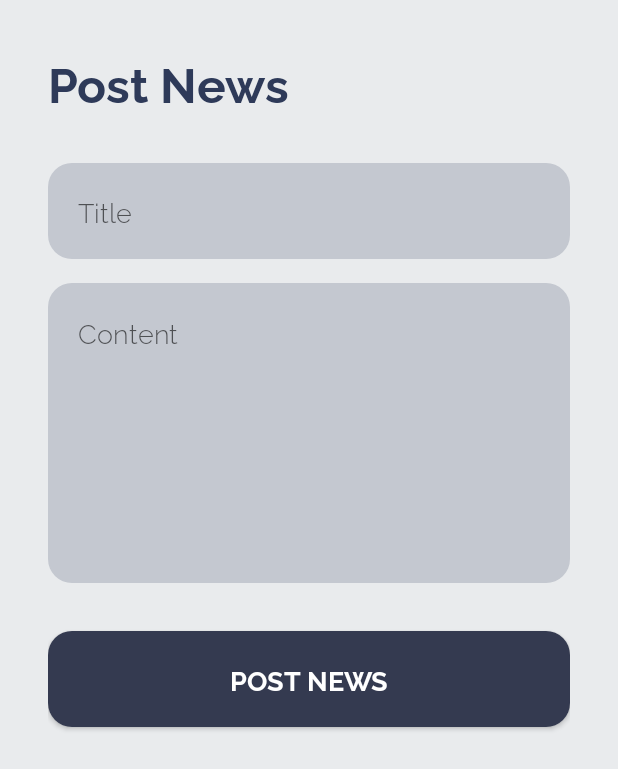
After one commit to Sid1332/FBLAConnect, an Android app built with Jetpack Compose: the fragment PostNewsFragment shown on its own in the app's theme, on a phone screen of 412 x 824 dp. The commit adds this screen. Shown: the top 769 px of the screen. Run offline under Robolectric (Android 15) with nearby library versions, the phone set to English and light mode, and no system bars; our stand-ins replace Firebase (no records; nobody signed in at launch, a user with empty details on screens opened directly); 1 statement that could not run was skipped.

Commit message:
Added a new page to post news updates and implemented the display of said updates based on current organization

```diff
--- a/app/src/main/AndroidManifest.xml
+++ b/app/src/main/AndroidManifest.xml
@@ -35,7 +35,7 @@
 
         <!-- Add Event Activity -->
         <activity
-            android:name=".AddEventActivity"
+            android:name=".AddEventFragment"
             android:exported="false"
             android:theme="@style/Theme.FblaConnectV2" />
 
--- a/app/src/main/java/com/centrevillehs/fblaconnectv2/AddEventActivity.kt
+++ b/app/src/main/java/com/centrevillehs/fblaconnectv2/AddEventFragment.kt
@@ -11,11 +11,7 @@ import android.widget.Toast
 import androidx.fragment.app.Fragment
 import java.util.*
 
-/**
- * Note: Despite the "Activity" name for consistency, this class is a Fragment
- * to allow it to be hosted inside MainActivity while keeping the top/bottom bars.
- */
-class AddEventActivity : Fragment() {
+class AddEventFragment : Fragment() {
 
     override fun onCreateView(
         inflater: LayoutInflater, container: ViewGroup?,
--- /dev/null
+++ b/app/src/main/java/com/centrevillehs/fblaconnectv2/PostNewsFragment.kt
@@ -0,0 +1,74 @@
+package com.centrevillehs.fblaconnectv2
+
+import android.os.Bundle
+import android.util.Log
+import android.view.LayoutInflater
+import android.view.View
+import android.view.ViewGroup
+import android.widget.Button
+import android.widget.EditText
+import android.widget.Toast
+import androidx.appcompat.app.AppCompatActivity
+import androidx.fragment.app.Fragment
+import com.google.firebase.firestore.FieldValue
+import com.google.firebase.firestore.FirebaseFirestore
+
+class PostNewsFragment : Fragment() {
+    val db = FirebaseFirestore.getInstance()
+
+
+    override fun onCreateView(
+        inflater: LayoutInflater, container: ViewGroup?,
+        savedInstanceState: Bundle?
+    ): View? {
+        val view = inflater.inflate(R.layout.activity_post_news, container, false)
+
+        val editNewsTitle = view.findViewById<EditText>(R.id.editNewsTitle)
+        val editNewsContent = view.findViewById<EditText>(R.id.editNewsContent)
+        val btnPostNews = view.findViewById<Button>(R.id.btnPostNews)
+
+        btnPostNews.setOnClickListener {
+            val title = editNewsTitle.text.toString().trim()
+            val content = editNewsContent.text.toString().trim()
+
+            if (title.isEmpty() || content.isEmpty()) {
+                Toast.makeText(requireContext(), "Please fill in all fields", Toast.LENGTH_SHORT).show()
+            } else {
+                val docReference = db.collection("news").document()
+                val prefs = requireActivity().getSharedPreferences("FBLAPrefs", AppCompatActivity.MODE_PRIVATE)
+                val memberID = prefs.getString("memberID", "") ?: ""
+//                val organizationId = db.collection("users").whereEqualTo("UserId", memberID).limit(1).get().result.documents[0].getString("OrganizationId") ?: ""
+//                val organizationId =   db.collection("Organizations").whereArrayContains("adminIds", memberID).limit(1).get().result.documents[0].id
+                db.collection("Organizations").whereArrayContains("adminIds", memberID).limit(1).get().addOnSuccessListener {
+                    val organizationId = it.documents[0].id
+
+                    val newsData = mapOf(
+                        "userId" to memberID,
+                        "title" to title,
+                        "content" to content,
+                        "createdAt" to FieldValue.serverTimestamp(),
+                        "organizationId" to organizationId
+                    )
+
+                    docReference.set(newsData).addOnSuccessListener {
+                        Log.d("NEWS_POST", "News created successfully")
+                    }.addOnFailureListener { e ->
+                        Log.e("NEWS_POST", "Failed to create news", e)
+                    }
+                }.addOnFailureListener {
+                    Log.e("NEWS_POST", "Failed to update organizationId", it)
+                }
+
+
+
+
+                Toast.makeText(requireContext(), "News Posted: $title", Toast.LENGTH_LONG).show()
+
+                // Return to Dashboard
+                (activity as? MainActivity)?.showDashboardView()
+            }
+        }
+
+        return view
+    }
+}
--- /dev/null
+++ b/app/src/main/res/layout/activity_post_news.xml
@@ -0,0 +1,71 @@
+<?xml version="1.0" encoding="utf-8"?>
+<LinearLayout xmlns:android="http://schemas.android.com/apk/res/android"
+    android:layout_width="match_parent"
+    android:layout_height="match_parent"
+    android:background="@color/welcome_bg"
+    android:orientation="vertical"
+    android:padding="32dp">
+
+    <TextView
+        android:layout_width="wrap_content"
+        android:layout_height="wrap_content"
+        android:fontFamily="@font/raleway"
+        android:text="Post News"
+        android:textColor="@color/text_grey_dark"
+        android:textSize="32sp"
+        android:textStyle="bold"
+        android:layout_marginBottom="32dp" />
+
+    <!-- News Title -->
+    <LinearLayout
+        android:layout_width="match_parent"
+        android:layout_height="64dp"
+        android:background="@drawable/login_input_background"
+        android:gravity="center_vertical"
+        android:paddingStart="20dp"
+        android:paddingEnd="20dp"
+        android:layout_marginBottom="16dp">
+        <EditText
+            android:id="@+id/editNewsTitle"
+            android:layout_width="match_parent"
+            android:layout_height="wrap_content"
+            android:background="@android:color/transparent"
+            android:fontFamily="@font/raleway"
+            android:hint="Title"
+            android:inputType="text"
+            android:textColor="@color/text_grey_dark"
+            android:textSize="18sp" />
+    </LinearLayout>
+
+    <!-- News Content -->
+    <LinearLayout
+        android:layout_width="match_parent"
+        android:layout_height="200dp"
+        android:background="@drawable/login_input_background"
+        android:padding="20dp"
+        android:layout_marginBottom="32dp">
+        <EditText
+            android:id="@+id/editNewsContent"
+            android:layout_width="match_parent"
+            android:layout_height="match_parent"
+            android:background="@android:color/transparent"
+            android:fontFamily="@font/raleway"
+            android:hint="Content"
+            android:gravity="top"
+            android:inputType="textMultiLine"
+            android:textColor="@color/text_grey_dark"
+            android:textSize="18sp" />
+    </LinearLayout>
+
+    <androidx.appcompat.widget.AppCompatButton
+        android:id="@+id/btnPostNews"
+        android:layout_width="match_parent"
+        android:layout_height="64dp"
+        android:background="@drawable/login_button_background"
+        android:fontFamily="@font/raleway"
+        android:text="Post News"
+        android:textColor="@color/white"
+        android:textSize="18sp"
+        android:textStyle="bold" />
+
+</LinearLayout>
```
Also changed, not shown: app/src/main/java/com/centrevillehs/fblaconnectv2/MainActivity.kt (+26 -33 lines), app/src/main/java/com/centrevillehs/fblaconnectv2/NewsAdapter.kt (added, +34 -0 lines), app/src/main/java/com/centrevillehs/fblaconnectv2/NewsListFragment.kt (added, +127 -0 lines), app/src/main/java/com/centrevillehs/fblaconnectv2/NewsPost.kt (added, +9 -0 lines), app/src/main/res/layout/activity_main.xml (+18 -1 lines), app/src/main/res/layout/fragment_news_list.xml (added, +27 -0 lines), app/src/main/res/layout/item_news.xml (added, +66 -0 lines).
